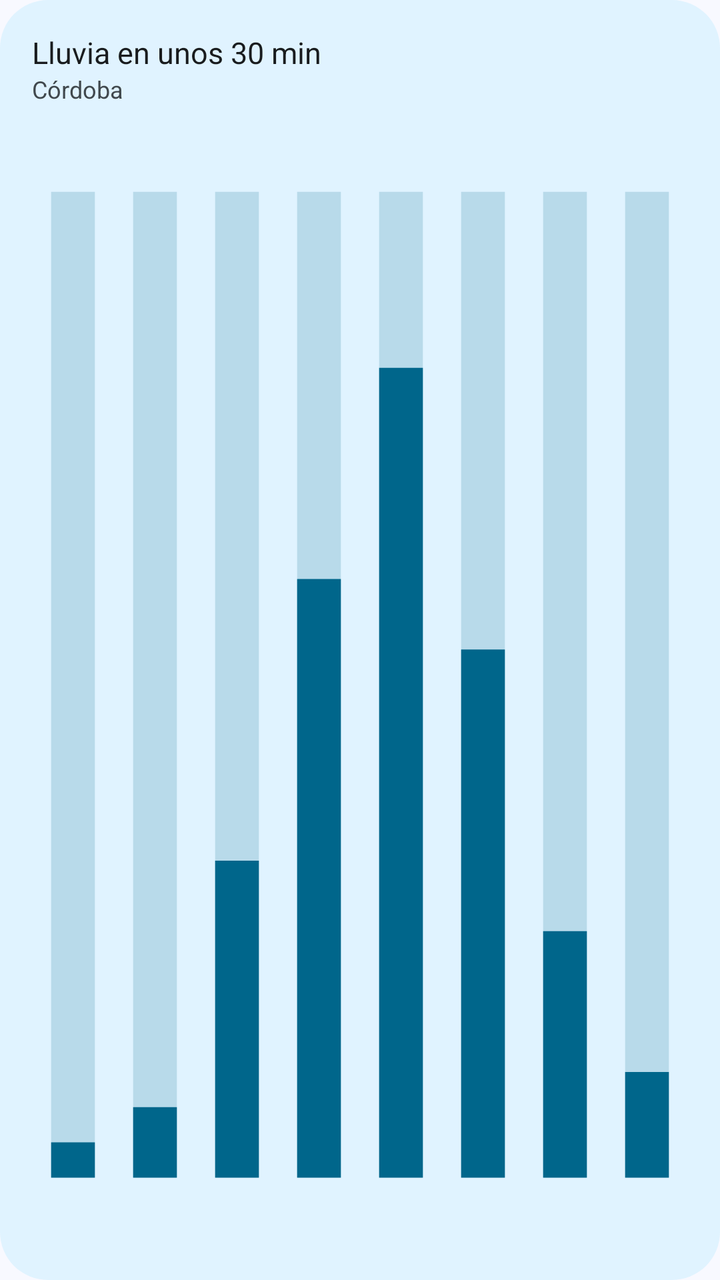
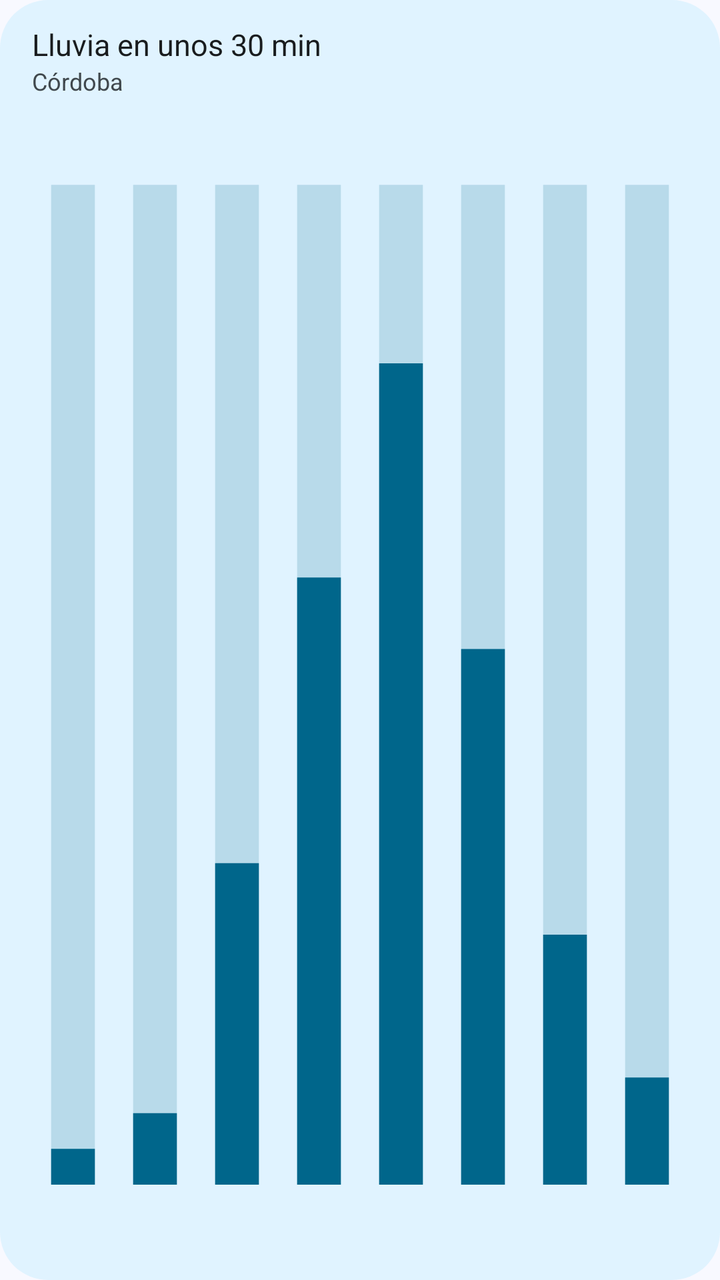

An Android layout rendered at two revisions. The XML below is the earlier revision; the diff shows what the commit changed to produce the second picture.
<!-- AndroidManifest.xml: application theme Theme.Clima -->
<!-- res/layout/widget_preview_proxima_hora.xml -->
<?xml version="1.0" encoding="utf-8"?>
<LinearLayout xmlns:android="http://schemas.android.com/apk/res/android"
    android:layout_width="match_parent"
    android:layout_height="match_parent"
    android:background="@drawable/preview_surface"
    android:orientation="vertical"
    android:padding="16dp">

    <TextView
        android:layout_width="wrap_content"
        android:layout_height="wrap_content"
        android:text="Lluvia en unos 30 min"
        android:textColor="@color/preview_text"
        android:textSize="15sp" />

    <TextView
        android:layout_width="wrap_content"
        android:layout_height="wrap_content"
        android:text="Córdoba"
        android:textColor="@color/preview_text_variant"
        android:textSize="12sp" />

    <ImageView
        android:layout_width="match_parent"
        android:layout_height="0dp"
        android:layout_marginTop="8dp"
        android:layout_weight="1"
        android:importantForAccessibility="no"
        android:scaleType="fitXY"
        android:src="@drawable/preview_rain_bars" />
</LinearLayout>
<!-- resources referenced by this layout -->
<resources>
  <color name="preview_text">#FF1A1C20</color>
  <color name="preview_text_variant">#FF44474E</color>
  <!-- drawable preview_rain_bars (drawable) -->
  <?xml version="1.0" encoding="utf-8"?>
  <vector xmlns:android="http://schemas.android.com/apk/res/android"
      android:width="240dp" android:height="64dp"
      android:viewportWidth="240" android:viewportHeight="64">
      <path android:fillColor="@color/preview_line" android:fillAlpha="0.18" android:pathData="M7,4h16v56h-16z" />
      <path android:fillColor="@color/preview_line" android:pathData="M7,58h16v2h-16z" />
      <path android:fillColor="@color/preview_line" android:fillAlpha="0.18" android:pathData="M37,4h16v56h-16z" />
      <path android:fillColor="@color/preview_line" android:pathData="M37,56h16v4h-16z" />
      <path android:fillColor="@color/preview_line" android:fillAlpha="0.18" android:pathData="M67,4h16v56h-16z" />
      <path android:fillColor="@color/preview_line" android:pathData="M67,42h16v18h-16z" />
      <path android:fillColor="@color/preview_line" android:fillAlpha="0.18" android:pathData="M97,4h16v56h-16z" />
      <path android:fillColor="@color/preview_line" android:pathData="M97,26h16v34h-16z" />
      <path android:fillColor="@color/preview_line" android:fillAlpha="0.18" android:pathData="M127,4h16v56h-16z" />
      <path android:fillColor="@color/preview_line" android:pathData="M127,14h16v46h-16z" />
      <path android:fillColor="@color/preview_line" android:fillAlpha="0.18" android:pathData="M157,4h16v56h-16z" />
      <path android:fillColor="@color/preview_line" android:pathData="M157,30h16v30h-16z" />
      <path android:fillColor="@color/preview_line" android:fillAlpha="0.18" android:pathData="M187,4h16v56h-16z" />
      <path android:fillColor="@color/preview_line" android:pathData="M187,46h16v14h-16z" />
      <path android:fillColor="@color/preview_line" android:fillAlpha="0.18" android:pathData="M217,4h16v56h-16z" />
      <path android:fillColor="@color/preview_line" android:pathData="M217,54h16v6h-16z" />
  </vector>
  <!-- drawable preview_surface (drawable) -->
  <?xml version="1.0" encoding="utf-8"?>
  <shape xmlns:android="http://schemas.android.com/apk/res/android" android:shape="rectangle">
      <solid android:color="@color/preview_surface" />
      <corners android:radius="24dp" />
  </shape>
  <style name="Theme.Clima" parent="android:Theme.Material.Light.NoActionBar">
          <item name="android:windowBackground">@color/window_background</item>
      </style>
  <color name="preview_line">#FF3A5F90</color>
  <color name="preview_surface">#FFF0F3FA</color>
  <color name="window_background">#FFF8F9FF</color>
</resources>

<!-- the commit's change to res/layout/widget_preview_proxima_hora.xml (unified diff, before → after) -->
@@ -4,7 +4,8 @@
     android:layout_height="match_parent"
     android:background="@drawable/preview_surface"
     android:orientation="vertical"
-    android:padding="16dp">
+    android:paddingHorizontal="16dp"
+    android:paddingVertical="12dp">
 
     <TextView
         android:layout_width="wrap_content"
